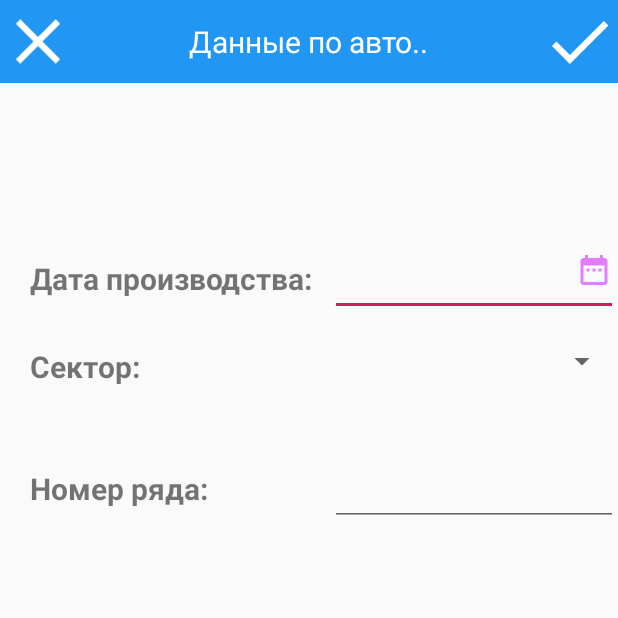
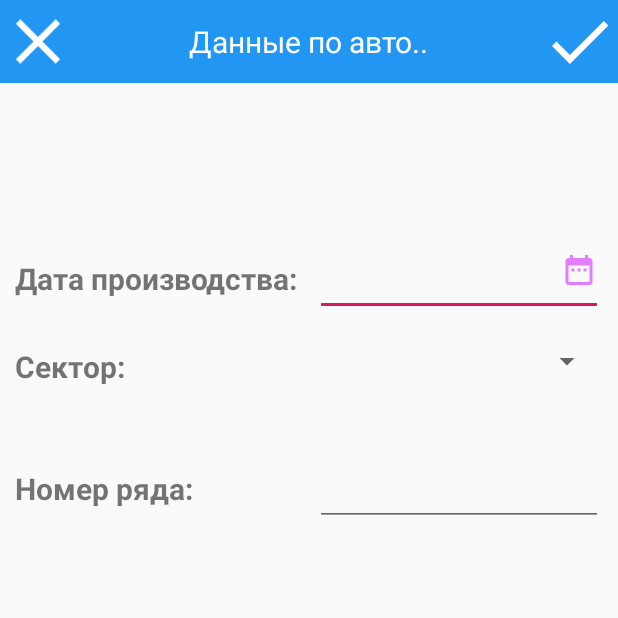
Before and after one commit to A1ex2/Terminal, an Android app: the CarActivity screen opened directly, with no data from a screen before it, on a phone screen of 412 x 824 dp, the top half of it. Run offline under Robolectric (Android 15) with nearby library versions, the phone set to English and light mode, and no system bars; plain views replace MaskedEditText; 7 statements that could not run were skipped.

Commit message:
06112019

```diff
--- a/app/src/main/java/com/algoritm/terminal/Activity/MainActivity.java
+++ b/app/src/main/java/com/algoritm/terminal/Activity/MainActivity.java
@@ -50,6 +50,7 @@ public class MainActivity extends AppCompatActivity {
     protected void onCreate(Bundle savedInstanceState) {
         super.onCreate(savedInstanceState);
         //setHasOptionsMenu(true);
+        SharedData.app = this;
 
         setContentView(R.layout.activity_main);
 
--- a/app/src/main/java/com/algoritm/terminal/ConnectTo1c/SOAP_Dispatcher.java
+++ b/app/src/main/java/com/algoritm/terminal/ConnectTo1c/SOAP_Dispatcher.java
@@ -2,6 +2,7 @@ package com.algoritm.terminal.ConnectTo1c;
 
 import com.algoritm.terminal.Activity.MainActivity;
 import com.algoritm.terminal.Activity.Password;
+import com.algoritm.terminal.DataBase.DataBaseHelper;
 import com.algoritm.terminal.DataBase.SharedData;
 import com.algoritm.terminal.Objects.CarData;
 import com.algoritm.terminal.Objects.Reception;
@@ -140,6 +141,8 @@ public class SOAP_Dispatcher extends Thread {
 
             mReceptions.add(reception);
         }
+
+        SharedData.updateReceptionsDB();
     }
 
     void getLoginList() {
--- a/app/src/main/res/layout/activity_car.xml
+++ b/app/src/main/res/layout/activity_car.xml
@@ -1,9 +1,9 @@
 <?xml version="1.0" encoding="utf-8"?>
 <LinearLayout xmlns:android="http://schemas.android.com/apk/res/android"
+    xmlns:app="http://schemas.android.com/apk/res-auto"
     xmlns:tools="http://schemas.android.com/tools"
     android:layout_width="match_parent"
     android:layout_height="match_parent"
-    xmlns:app="http://schemas.android.com/apk/res-auto"
     android:orientation="vertical"
     tools:context=".Activity.CarActivity">
 
@@ -26,10 +26,10 @@
             android:layout_width="wrap_content"
             android:layout_height="match_parent"
             android:layout_weight="3"
+            android:gravity="center"
             android:text="@string/edit"
-            android:textSize="20sp"
-            android:gravity="center"
-            android:textColor="#FFFFFFFF"/>
+            android:textColor="#FFFFFFFF"
+            android:textSize="20sp" />
 
         <ImageView
             android:id="@+id/imageOk"
@@ -50,9 +50,9 @@
             android:id="@+id/car"
             android:layout_width="match_parent"
             android:layout_height="match_parent"
-            android:layout_marginStart="20dp"
+            android:layout_marginLeft="10dp"
             android:layout_marginTop="10dp"
-            android:layout_marginEnd="10dp"
+            android:layout_marginRight="20dp"
             android:textAllCaps="false"
             android:textSize="20sp"
             android:textStyle="bold"
@@ -62,41 +62,42 @@
             android:id="@+id/barCode"
             android:layout_width="wrap_content"
             android:layout_height="wrap_content"
-            android:layout_marginStart="20dp"
+            android:layout_gravity="right"
             android:layout_marginTop="5dp"
+            android:layout_marginRight="20dp"
             android:layout_marginBottom="5dp"
             android:textAllCaps="false"
             android:textSize="20sp"
             android:textStyle="bold"
-            tools:text="2000000588964"
-            android:layout_gravity="right"/>
+            tools:text="2000000588964" />
     </LinearLayout>
 
     <LinearLayout
         android:layout_width="match_parent"
         android:layout_height="60dp"
-        android:orientation="horizontal"
-        android:layout_marginTop="20dp">
+        android:layout_marginTop="20dp"
+        android:orientation="horizontal">
 
         <TextView
             android:id="@+id/textDate"
             android:layout_width="200dp"
             android:layout_height="40dp"
-            android:layout_marginStart="20dp"
+            android:layout_marginLeft="10dp"
             android:layout_marginTop="5dp"
             android:layout_marginBottom="10dp"
             android:text="@string/textDate"
             android:textAllCaps="false"
             android:textSize="20sp"
-            android:textStyle="bold"/>
+            android:textStyle="bold" />
 
         <EditText
             android:id="@+id/editDate"
             android:layout_width="match_parent"
             android:layout_height="match_parent"
-            android:textSize="20sp"
+            android:layout_marginRight="10dp"
+            android:drawableRight="@drawable/ic_calendar"
             android:inputType="date"
-            android:drawableRight="@drawable/ic_calendar"/>
+            android:textSize="20sp" />
         <!--        <br.com.sapereaude.maskedEditText.MaskedEditText-->
         <!--            android:id="@+id/editDate"-->
         <!--            android:layout_width="match_parent"-->
@@ -115,14 +116,14 @@
     <LinearLayout
         android:layout_width="match_parent"
         android:layout_height="60dp"
-        android:orientation="horizontal"
-        android:layout_marginTop="10dp">
+        android:layout_marginTop="10dp"
+        android:orientation="horizontal">
 
         <TextView
             android:id="@+id/textSector"
             android:layout_width="200dp"
             android:layout_height="40dp"
-            android:layout_marginStart="20dp"
+            android:layout_marginLeft="10dp"
             android:layout_marginTop="5dp"
             android:layout_marginBottom="10dp"
             android:text="@string/textSector"
@@ -134,22 +135,23 @@
             android:id="@+id/editSector"
             android:layout_width="match_parent"
             android:layout_height="40dp"
-            android:textSize="30sp"
-            android:inputType="text"/>
+            android:layout_marginRight="10dp"
+            android:inputType="text"
+            android:textSize="40sp" />
 
     </LinearLayout>
 
     <LinearLayout
         android:layout_width="match_parent"
         android:layout_height="60dp"
-        android:orientation="horizontal"
-        android:layout_marginTop="10dp">
+        android:layout_marginTop="10dp"
+        android:orientation="horizontal">
 
         <TextView
             android:id="@+id/textRow"
             android:layout_width="200dp"
             android:layout_height="40dp"
-            android:layout_marginStart="20dp"
+            android:layout_marginLeft="10dp"
             android:layout_marginTop="5dp"
             android:layout_marginBottom="5dp"
             android:text="@string/textRow"
@@ -161,8 +163,9 @@
             android:id="@+id/editRow"
             android:layout_width="match_parent"
             android:layout_height="match_parent"
-            android:textSize="20sp"
-            android:inputType="numberSigned" />
+            android:layout_marginRight="10dp"
+            android:inputType="numberSigned"
+            android:textSize="20sp" />
 
     </LinearLayout>
 
--- a/app/src/main/res/layout/activity_main.xml
+++ b/app/src/main/res/layout/activity_main.xml
@@ -5,7 +5,7 @@
     xmlns:tools="http://schemas.android.com/tools"
     android:layout_width="match_parent"
     android:layout_height="match_parent"
-    tools:context=".MainActivity">
+    tools:context=".Activity.MainActivity">
 
     <ProgressBar
         android:id="@+id/progressBar"
```
Also changed, not shown: app/src/main/java/com/algoritm/terminal/DataBase/DataBaseHelper.java (+96 -0 lines), app/src/main/java/com/algoritm/terminal/DataBase/SharedData.java (+43 -0 lines). Lines whose indentation alone changed are shown as unchanged.
